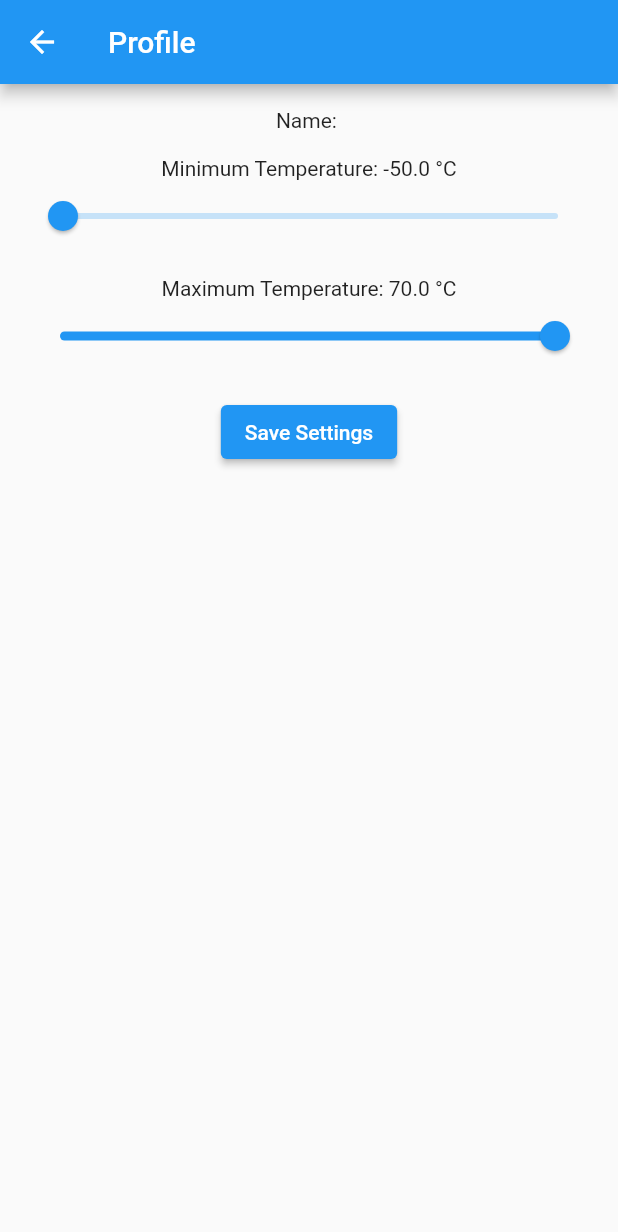
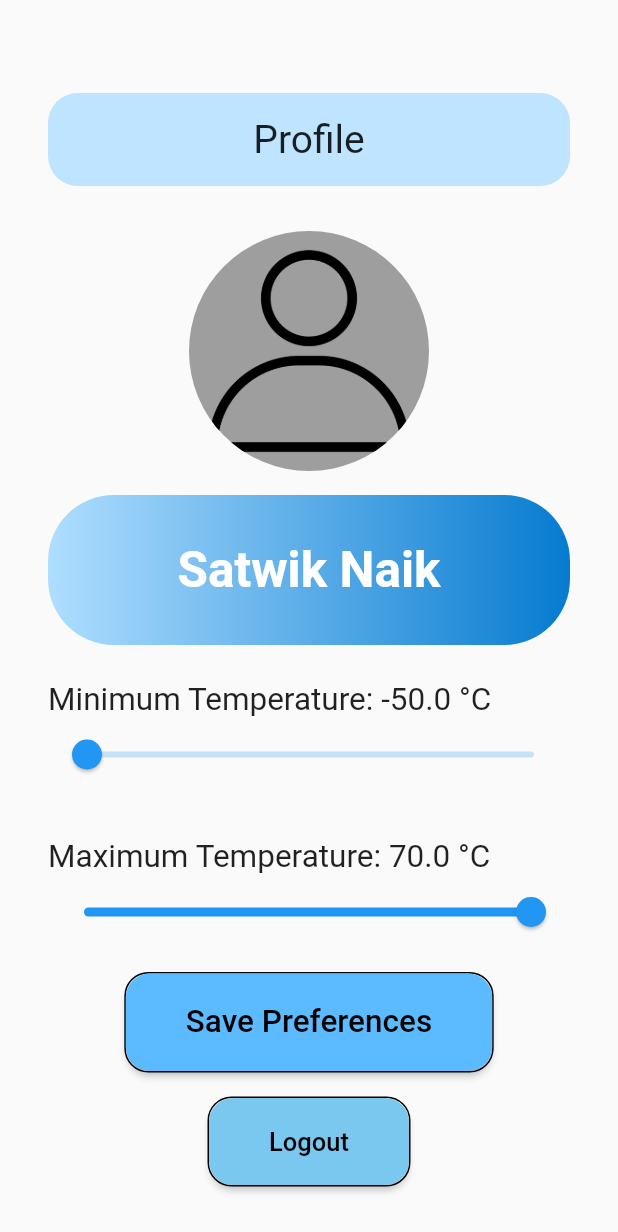
Before and after one commit to me-sanath/HackAI_Hack-230354, a Flutter app: the ProfileScreen screen opened directly with empty values, on a phone screen of 412 x 824 dp. Shown: the top 1232 px of the screen. Run offline on Flutter 3.47's test engine with Material 2 defaults, Android fonts, the phone set to English and light mode, and no system bars; our stand-ins replace curved_navigation_bar, geocoding, geolocator, google_fonts; network calls fail; Roboto replaces fonts that are missing (Alata).

Commit message:
profile page

```diff
--- a/first_app/lib/pages/homepage.dart
+++ b/first_app/lib/pages/homepage.dart
@@ -884,26 +884,84 @@ class _ProfileScreenState extends State<ProfileScreen> {
   }
 
   @override
-  void dispose() {
-    _nameController.dispose();
-    super.dispose();
-  }
-
-  @override
   Widget build(BuildContext context) {
     return Scaffold(
-      appBar: AppBar(
-        title: Text('Profile'),
-      ),
-      body: Padding(
-        padding: const EdgeInsets.all(16.0),
-        child: Center(
+      body: SingleChildScrollView(
+        padding: EdgeInsets.all(32.0),
         child: Column(
           crossAxisAlignment: CrossAxisAlignment.center,
           children: [
-              Text('Name: $_userName'),
+            SizedBox(height: 30),
+            Container(
+              width: 350,
+              padding: const EdgeInsets.all(16.0),
+              alignment: Alignment.center,
+              decoration: BoxDecoration(
+                color: Color.fromARGB(255, 190, 228, 255),
+                borderRadius: BorderRadius.circular(20),
+              ),
+              child: Text(
+                'Profile',
+                style: GoogleFonts.alata(
+                  fontSize: 26,
+                  // fontWeight: FontWeight.bold,
+                ),
+              ),
+            ),
+            SizedBox(height: 30),
+
+            Column(
+              children: [
+                CircleAvatar(
+                  radius: 80.0,
+                  backgroundColor: Colors.grey,
+                  backgroundImage:
+                      AssetImage('assets/images/profile_image.png'),
+                ),
                 SizedBox(height: 16.0),
-              Text('Minimum Temperature: $_minTemperature °C'),
+                Container(
+                  width: double.infinity,
+                  height: 100,
+                  padding: EdgeInsets.all(16.0),
+                  decoration: BoxDecoration(
+                    gradient: LinearGradient(
+                      colors: [
+                        Color.fromARGB(255, 175, 222, 255),
+                        const Color.fromARGB(255, 6, 123, 208)
+                      ],
+                    ),
+                    borderRadius: BorderRadius.circular(44.0),
+                  ),
+                  child: Align(
+                    alignment: Alignment.center,
+                    child: Text(
+                      // '$_userName',
+                      'Satwik Naik',
+                      textAlign: TextAlign.center,
+                      style: GoogleFonts.alata(
+                        fontSize: 33.0,
+                        fontWeight: FontWeight.bold,
+                        color: Colors.white,
+                      ),
+                    ),
+                  ),
+                ),
+              ],
+            ),
+            SizedBox(height: 16.0),
+
+            // Temperature Sliders
+            Column(
+              crossAxisAlignment: CrossAxisAlignment.stretch,
+              children: [
+                // Minimum Temperature Slider
+                SizedBox(height: 8.0),
+                Text(
+                  'Minimum Temperature: $_minTemperature °C',
+                  style: GoogleFonts.alata(
+                    fontSize: 21,
+                  ),
+                ),
                 Slider(
                   value: _minTemperature,
                   onChanged: (value) {
@@ -917,7 +975,15 @@ class _ProfileScreenState extends State<ProfileScreen> {
                   label: '$_minTemperature °C',
                 ),
                 SizedBox(height: 16.0),
-              Text('Maximum Temperature: $_maxTemperature °C'),
+
+                // Maximum Temperature Slider
+                SizedBox(height: 16.0),
+                Text(
+                  'Maximum Temperature: $_maxTemperature °C',
+                  style: GoogleFonts.alata(
+                    fontSize: 21,
+                  ),
+                ),
                 Slider(
                   value: _maxTemperature,
                   onChanged: (value) {
@@ -930,15 +996,74 @@ class _ProfileScreenState extends State<ProfileScreen> {
                   divisions: 120,
                   label: '$_maxTemperature °C',
                 ),
+              ],
+            ),
+
+            // Save Settings Button
             SizedBox(height: 16.0),
-              ElevatedButton(
+            Container(
+              decoration: BoxDecoration(
+                border: Border.all(
+                  color: Colors.black,
+                ),
+                borderRadius: BorderRadius.circular(16.0),
+              ),
+              child: ElevatedButton(
                 onPressed: () {
                   updateTemperatureSettings();
                 },
-                child: Text('Save Settings'),
+                style: ElevatedButton.styleFrom(
+                  backgroundColor: Color.fromARGB(255, 92, 187, 255),
+                  padding:
+                      EdgeInsets.symmetric(vertical: 20.0, horizontal: 40.0),
+                  shape: RoundedRectangleBorder(
+                    borderRadius: BorderRadius.circular(16.0),
+                  ),
+                ),
+                child: Text(
+                  'Save Preferences',
+                  style: GoogleFonts.alata(
+                    fontSize: 21,
+                    // fontWeight: FontWeight.bold,
+                    color: Colors.black,
+                  ),
+                ),
+              ),
+            ),
+
+            // Logout Button
+            SizedBox(height: 16.0),
+            Container(
+              height: 60,
+              decoration: BoxDecoration(
+                border: Border.all(
+                  color: Colors.black,
+                ),
+                borderRadius: BorderRadius.circular(16.0),
+              ),
+              child: ElevatedButton(
+                onPressed: () {
+                  // Navigate to the main screen (main.dart)
+                  // Navigator.pushReplacementNamed(context, '/main');
+                },
+                style: ElevatedButton.styleFrom(
+                  backgroundColor: Color.fromARGB(255, 122, 200, 240),
+                  padding:
+                      EdgeInsets.symmetric(vertical: 9.0, horizontal: 40.0),
+                  shape: RoundedRectangleBorder(
+                    borderRadius: BorderRadius.circular(16.0),
+                  ),
+                ),
+                child: Text(
+                  'Logout',
+                  style: GoogleFonts.alata(
+                    fontSize: 17,
+                    color: Colors.black,
+                  ),
+                ),
+              ),
             ),
           ],
-          ),
         ),
       ),
     );
--- a/first_app/pubspec.yaml
+++ b/first_app/pubspec.yaml
@@ -82,6 +82,7 @@ flutter:
     - assets/images/616365.png
     - assets/images/717375.png
     - assets/images/808182.png
+    - assets/images/profile_image.png
 
   # An image asset can refer to one or more resolution-specific "variants", see
   # https://flutter.dev/assets-and-images/#resolution-aware
```
Also changed, not shown: first_app/assets/images/profile_image.png (added). Lines whose indentation alone changed are shown as unchanged.
